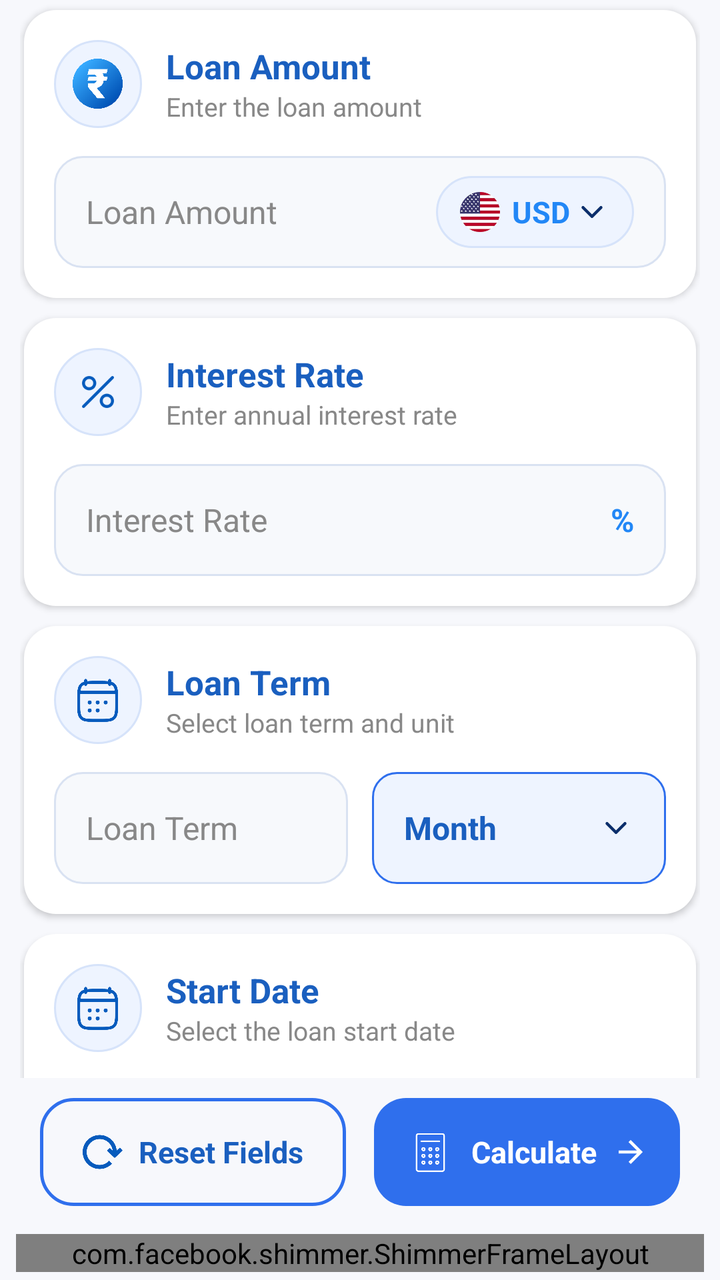
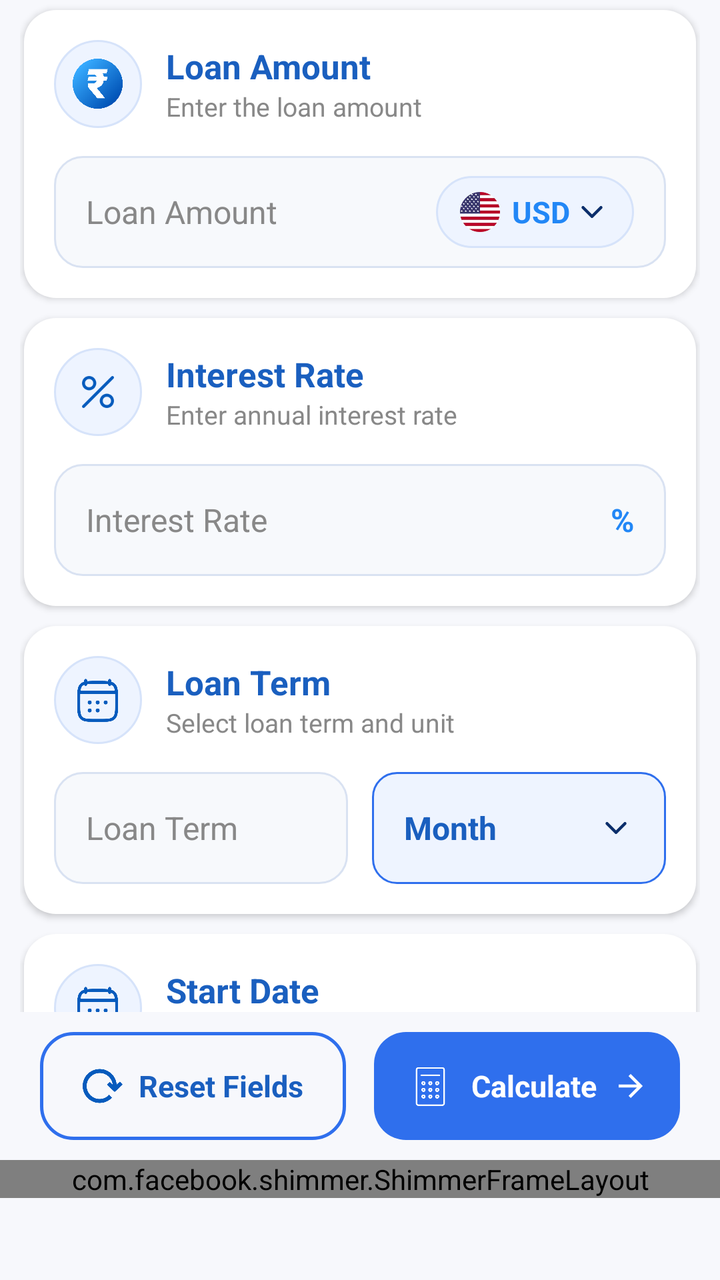

An Android layout rendered at two revisions. The XML below is the earlier revision; the diff shows what the commit changed to produce the second picture.
<!-- AndroidManifest.xml: application theme Theme.LoanSmart -->
<!-- res/layout/activity_auto_loan.xml -->
<?xml version="1.0" encoding="utf-8"?>
<androidx.constraintlayout.widget.ConstraintLayout xmlns:android="http://schemas.android.com/apk/res/android"
    xmlns:app="http://schemas.android.com/apk/res-auto"
    xmlns:tools="http://schemas.android.com/tools"
    android:id="@+id/main"
    android:layout_width="match_parent"
    android:layout_height="match_parent"
    android:background="@color/screen_bg">


    <androidx.appcompat.widget.Toolbar
        android:id="@+id/toolbar"
        android:layout_width="0dp"
        android:layout_height="@dimen/_40sdp"
        android:background="@color/screen_bg"
        android:elevation="4dp"
        app:layout_constraintEnd_toEndOf="parent"
        app:layout_constraintHorizontal_bias="1.0"
        app:layout_constraintStart_toStartOf="parent"
        app:layout_constraintTop_toTopOf="parent">

        <ImageView
            android:id="@+id/ivBack"
            android:layout_width="wrap_content"
            android:layout_height="25dp"
            android:src="@drawable/back_ic"
            app:tint="@color/header_blue_dark" />

        <TextView
            android:id="@+id/tvTitle"
            android:layout_width="wrap_content"
            android:layout_height="wrap_content"
            android:layout_gravity="center"
            android:text="@string/auto_loan"
            android:textColor="@color/header_blue_dark"
            android:textSize="20sp"
            android:textStyle="bold" />

    </androidx.appcompat.widget.Toolbar>


    <androidx.core.widget.NestedScrollView
        android:id="@+id/scrollContent"
        android:layout_width="0dp"
        android:layout_height="0dp"
        android:background="@color/screen_bg"
        android:clipToPadding="false"
        android:paddingBottom="24dp"
        app:layout_constraintBottom_toTopOf="@id/bottomButtons"
        app:layout_constraintEnd_toEndOf="parent"
        app:layout_constraintStart_toStartOf="parent"
        app:layout_constraintTop_toBottomOf="@id/toolbar">

        <LinearLayout
            android:layout_width="match_parent"
            android:layout_height="wrap_content"
            android:orientation="vertical"
            android:paddingHorizontal="10dp">


            

            <LinearLayout
                android:layout_width="match_parent"
                android:layout_height="wrap_content"
                android:layout_marginStart="2dp"
                android:layout_marginTop="5dp"
                android:layout_marginEnd="2dp"
                android:layout_marginBottom="10dp"
                android:background="@drawable/bg_card_white"
                android:elevation="2dp"
                android:orientation="vertical"
                android:padding="15dp">

                <LinearLayout
                    android:layout_width="match_parent"
                    android:layout_height="wrap_content"
                    android:gravity="center_vertical"
                    android:orientation="horizontal">

                    <FrameLayout
                        android:layout_width="44dp"
                        android:layout_height="44dp"
                        android:background="@drawable/bg_icon_circle">

                        <ImageView
                            android:layout_width="25dp"
                            android:layout_height="25dp"
                            android:layout_gravity="center"
                            android:src="@drawable/rupee_ic" />

                    </FrameLayout>

                    <LinearLayout
                        android:layout_width="wrap_content"
                        android:layout_height="wrap_content"
                        android:layout_marginStart="12dp"
                        android:orientation="vertical">

                        <TextView
                            android:layout_width="match_parent"
                            android:layout_height="wrap_content"
                            android:text="Loan Amount"
                            android:textColor="@color/header_blue_light"
                            android:textSize="17sp"
                            android:textStyle="bold" />

                        <TextView
                            android:layout_width="wrap_content"
                            android:layout_height="wrap_content"
                            android:text="Enter the loan amount"
                            android:textColor="@color/grey"
                            android:textSize="13sp" />

                    </LinearLayout>

                </LinearLayout>


                <LinearLayout
                    android:layout_width="match_parent"
                    android:layout_height="56dp"
                    android:layout_marginTop="14dp"
                    android:background="@drawable/bg_input_field"
                    android:gravity="center_vertical"
                    android:orientation="horizontal"
                    android:paddingHorizontal="16dp">

                    <EditText
                        android:id="@+id/etLoanAmount"
                        android:layout_width="0dp"
                        android:layout_height="wrap_content"
                        android:layout_weight="1"
                        android:background="@null"
                        android:hint="Loan Amount"
                        android:inputType="numberDecimal"
                        android:textColor="@color/black"
                        android:textColorHint="@color/grey"
                        android:textSize="16sp" />

                    <LinearLayout
                        android:id="@+id/selectCountry"
                        android:layout_width="wrap_content"
                        android:layout_height="36dp"
                        android:background="@drawable/bg_currency_pill"
                        android:gravity="center_vertical"
                        android:orientation="horizontal"
                        android:paddingHorizontal="12dp">

                        <ImageView
                            android:id="@+id/ivFromFlag"
                            android:layout_width="20dp"
                            android:layout_height="26dp"
                            android:src="@drawable/icn_flagus" />

                        <TextView
                            android:id="@+id/tvCurrencyCode"
                            android:layout_width="wrap_content"
                            android:layout_height="wrap_content"
                            android:layout_marginStart="6dp"
                            android:text="USD"
                            android:textColor="@color/blue"
                            android:textSize="15sp"
                            android:textStyle="bold" />

                        <ImageView
                            android:id="@+id/ivCurrencyDropdown"
                            android:layout_width="18dp"
                            android:layout_height="18dp"
                            android:layout_marginStart="2dp"
                            android:src="@drawable/ic_dropdown"
                            app:tint="@color/header_blue_dark" />

                    </LinearLayout>

                </LinearLayout>

            </LinearLayout>


            

            <LinearLayout
                android:layout_width="match_parent"
                android:layout_height="wrap_content"
                android:layout_marginStart="2dp"
                android:layout_marginEnd="2dp"
                android:layout_marginBottom="10dp"
                android:background="@drawable/bg_card_white"
                android:elevation="2dp"
                android:orientation="vertical"
                android:padding="15dp">

                <LinearLayout
                    android:layout_width="match_parent"
                    android:layout_height="wrap_content"
                    android:gravity="center_vertical"
                    android:orientation="horizontal">

                    <FrameLayout
                        android:layout_width="44dp"
                        android:layout_height="44dp"
                        android:background="@drawable/bg_icon_circle">

                        <ImageView
                            android:layout_width="20dp"
                            android:layout_height="20dp"
                            android:layout_gravity="center"
                            android:padding="2dp"
                            android:src="@drawable/percentage_ic" />

                    </FrameLayout>

                    <LinearLayout
                        android:layout_width="wrap_content"
                        android:layout_height="wrap_content"
                        android:layout_marginStart="12dp"
                        android:orientation="vertical">

                        <TextView
                            android:layout_width="match_parent"
                            android:layout_height="wrap_content"
                            android:text="Interest Rate"
                            android:textColor="@color/header_blue_light"
                            android:textSize="17sp"
                            android:textStyle="bold" />

                        <TextView
                            android:layout_width="wrap_content"
                            android:layout_height="wrap_content"
                            android:text="Enter annual interest rate"
                            android:textColor="@color/grey"
                            android:textSize="13sp" />

                    </LinearLayout>

                </LinearLayout>


                <LinearLayout
                    android:layout_width="match_parent"
                    android:layout_height="56dp"
                    android:layout_marginTop="14dp"
                    android:background="@drawable/bg_input_field"
                    android:gravity="center_vertical"
                    android:orientation="horizontal"
                    android:paddingHorizontal="16dp">

                    <EditText
                        android:id="@+id/etInterestRate"
                        android:layout_width="0dp"
                        android:layout_height="wrap_content"
                        android:layout_weight="1"
                        android:background="@null"
                        android:hint="Interest Rate"
                        android:inputType="numberDecimal"
                        android:textColor="@color/black"
                        android:textColorHint="@color/grey"
                        android:textSize="16sp" />

                    <TextView
                        android:id="@+id/tvInterestPercent"
                        android:layout_width="wrap_content"
                        android:layout_height="wrap_content"
                        android:text="%"
                        android:textColor="@color/blue"
                        android:textSize="16sp"
                        android:textStyle="bold" />

                </LinearLayout>

            </LinearLayout>


            

            <LinearLayout
                android:layout_width="match_parent"
                android:layout_height="wrap_content"
                android:layout_marginStart="2dp"
                android:layout_marginEnd="2dp"
                android:layout_marginBottom="10dp"
                android:background="@drawable/bg_card_white"
                android:elevation="2dp"
                android:orientation="vertical"
                android:padding="15dp">

                <LinearLayout
                    android:layout_width="match_parent"
                    android:layout_height="wrap_content"
                    android:gravity="center_vertical"
                    android:orientation="horizontal">

                    <FrameLayout
                        android:layout_width="44dp"
                        android:layout_height="44dp"
                        android:background="@drawable/bg_icon_circle">

                        <ImageView
                            android:layout_width="25dp"
                            android:layout_height="25dp"
                            android:layout_gravity="center"
                            android:src="@drawable/calendar_ic" />

                    </FrameLayout>

                    <LinearLayout
                        android:layout_width="wrap_content"
                        android:layout_height="wrap_content"
                        android:layout_marginStart="12dp"
                        android:orientation="vertical">

                        <TextView
                            android:layout_width="match_parent"
                            android:layout_height="wrap_content"
                            android:text="Loan Term"
                            android:textColor="@color/header_blue_light"
                            android:textSize="17sp"
                            android:textStyle="bold" />

                        <TextView
                            android:layout_width="wrap_content"
                            android:layout_height="wrap_content"
                            android:text="Select loan term and unit"
                            android:textColor="@color/grey"
                            android:textSize="13sp" />

                    </LinearLayout>

                </LinearLayout>


                <LinearLayout
                    android:id="@+id/loanTermContainer"
                    android:layout_width="match_parent"
                    android:layout_height="56dp"
                    android:layout_marginTop="14dp"
                    android:orientation="horizontal">

                    <LinearLayout
                        android:id="@+id/loanTermInputContainer"
                        android:layout_width="0dp"
                        android:layout_height="match_parent"
                        android:layout_weight="1"
                        android:background="@drawable/bg_input_field"
                        android:gravity="center_vertical"
                        android:orientation="horizontal"
                        android:paddingHorizontal="16dp">

                        <EditText
                            android:id="@+id/tvLoanTerm"
                            android:layout_width="0dp"
                            android:layout_height="wrap_content"
                            android:layout_weight="1"
                            android:background="@null"
                            android:hint="Loan Term"
                            android:inputType="number"
                            android:textColor="@color/black"
                            android:textColorHint="@color/grey"
                            android:textSize="16sp" />

                    </LinearLayout>


                    

                    <LinearLayout
                        android:id="@+id/loanUnitSelector"
                        android:layout_width="0dp"
                        android:layout_height="match_parent"
                        android:layout_marginStart="12dp"
                        android:layout_weight="1"
                        android:background="@drawable/bg_dropdown_selected"
                        android:gravity="center_vertical"
                        android:orientation="horizontal"
                        android:paddingHorizontal="16dp">

                        <TextView
                            android:id="@+id/tvLoanUnit"
                            android:layout_width="0dp"
                            android:layout_height="wrap_content"
                            android:layout_weight="1"
                            android:text="Month"
                            android:textColor="@color/header_blue_light"
                            android:textSize="16sp"
                            android:textStyle="bold" />

                        <ImageView
                            android:id="@+id/ivLoanUnitDropdown"
                            android:layout_width="18dp"
                            android:layout_height="18dp"
                            android:src="@drawable/ic_dropdown"
                            app:tint="@color/header_blue_dark" />

                    </LinearLayout>

                </LinearLayout>

            </LinearLayout>


            

            <LinearLayout
                android:layout_width="match_parent"
                android:layout_height="wrap_content"
                android:layout_marginStart="2dp"
                android:layout_marginEnd="2dp"
                android:layout_marginBottom="5dp"
                android:background="@drawable/bg_card_white"
                android:elevation="2dp"
                android:orientation="vertical"
                android:padding="15dp">

                <LinearLayout
                    android:layout_width="match_parent"
                    android:layout_height="wrap_content"
                    android:gravity="center_vertical"
                    android:orientation="horizontal">

                    <FrameLayout
                        android:layout_width="44dp"
                        android:layout_height="44dp"
                        android:background="@drawable/bg_icon_circle">

                        <ImageView
                            android:layout_width="25dp"
                            android:layout_height="25dp"
                            android:layout_gravity="center"
                            android:src="@drawable/calendar_ic" />

                    </FrameLayout>

                    <LinearLayout
                        android:layout_width="wrap_content"
                        android:layout_height="wrap_content"
                        android:layout_marginStart="12dp"
                        android:orientation="vertical">

                        <TextView
                            android:layout_width="match_parent"
                            android:layout_height="wrap_content"
                            android:text="Start Date"
                            android:textColor="@color/header_blue_light"
                            android:textSize="17sp"
                            android:textStyle="bold" />

                        <TextView
                            android:layout_width="wrap_content"
                            android:layout_height="wrap_content"
                            android:text="Select the loan start date"
                            android:textColor="@color/grey"
                            android:textSize="13sp" />

                    </LinearLayout>

                </LinearLayout>


                <LinearLayout
                    android:id="@+id/startDateSelector"
                    android:layout_width="match_parent"
                    android:layout_height="56dp"
                    android:layout_marginTop="14dp"
                    android:background="@drawable/bg_input_field"
                    android:gravity="center_vertical"
                    android:orientation="horizontal"
                    android:paddingHorizontal="16dp">

                    <TextView
                        android:id="@+id/tvStartDate"
                        android:layout_width="0dp"
                        android:layout_height="wrap_content"
                        android:layout_weight="1"
                        android:text="12/09/2026"
                        android:textColor="@color/header_blue_light"
                        android:textSize="16sp"
                        android:textStyle="bold" />

                    <ImageView
                        android:id="@+id/ivStartDate"
                        android:layout_width="25dp"
                        android:layout_height="25dp"
                        android:src="@drawable/calendar_ic"
                        app:tint="@color/header_blue_light" />

                </LinearLayout>

            </LinearLayout>

        </LinearLayout>

    </androidx.core.widget.NestedScrollView>


    

    <LinearLayout
        android:id="@+id/bottomButtons"
        android:layout_width="0dp"
        android:layout_height="wrap_content"
        android:background="@color/screen_bg"
        android:orientation="horizontal"
        android:paddingStart="20dp"
        android:paddingTop="10dp"
        android:paddingEnd="20dp"
        android:paddingBottom="10dp"
        app:layout_constraintBottom_toTopOf="@id/bannerContainer"
        app:layout_constraintEnd_toEndOf="parent"
        app:layout_constraintStart_toStartOf="parent">

        

        <LinearLayout
            android:id="@+id/btnReset"
            android:layout_width="0dp"
            android:layout_height="54dp"
            android:layout_weight="1"
            android:background="@drawable/bg_button_outline"
            android:clickable="true"
            android:focusable="true"
            android:gravity="center"
            android:orientation="horizontal">

            <ImageView
                android:id="@+id/ivReset"
                android:layout_width="20dp"
                android:layout_height="20dp"
                android:src="@drawable/reset_ic" />

            <TextView
                android:id="@+id/tvReset"
                android:layout_width="wrap_content"
                android:layout_height="wrap_content"
                android:layout_marginStart="8dp"
                android:text="Reset Fields"
                android:textColor="@color/header_blue_light"
                android:textSize="15sp"
                android:textStyle="bold" />

        </LinearLayout>


        

        <LinearLayout
            android:id="@+id/btnCalculate"
            android:layout_width="0dp"
            android:layout_height="54dp"
            android:layout_marginStart="14dp"
            android:layout_weight="1"
            android:background="@drawable/bg_button_primary"
            android:clickable="true"
            android:focusable="true"
            android:gravity="center"
            android:orientation="horizontal">

            <ImageView
                android:id="@+id/ivCalculate"
                android:layout_width="25dp"
                android:layout_height="25dp"
                android:src="@drawable/calculator_ic"
                app:tint="@color/white" />

            <TextView
                android:id="@+id/tvCalculate"
                android:layout_width="wrap_content"
                android:layout_height="wrap_content"
                android:layout_marginStart="8dp"
                android:text="Calculate"
                android:textColor="@color/white"
                android:textSize="15sp"
                android:textStyle="bold" />

            <ImageView
                android:id="@+id/ivCalculateArrow"
                android:layout_width="18dp"
                android:layout_height="18dp"
                android:layout_marginStart="8dp"
                android:src="@drawable/ic_arrow_forward" />

        </LinearLayout>

    </LinearLayout>

    <FrameLayout
        android:id="@+id/bannerContainer"
        android:layout_width="0dp"
        android:layout_height="wrap_content"
        android:background="@color/screen_bg"
        android:gravity="center"
        android:paddingStart="8dp"
        android:paddingTop="4dp"
        android:paddingEnd="8dp"
        android:paddingBottom="4dp"
        app:layout_constraintBottom_toBottomOf="parent"
        app:layout_constraintEnd_toEndOf="parent"
        app:layout_constraintStart_toStartOf="parent">

        <include
            android:id="@+id/bannerShimmer"
            layout="@layout/banner_shimmer_layout"
            android:layout_width="match_parent"
            android:layout_height="wrap_content" />
    </FrameLayout>

</androidx.constraintlayout.widget.ConstraintLayout>
<!-- res/layout/banner_shimmer_layout.xml (included above) -->
<?xml version="1.0" encoding="utf-8"?>
<com.facebook.shimmer.ShimmerFrameLayout xmlns:android="http://schemas.android.com/apk/res/android"
    xmlns:app="http://schemas.android.com/apk/res-auto"
    xmlns:tools="http://schemas.android.com/tools"
    android:id="@+id/shimmer_banner_container"
    android:layout_width="match_parent"
    android:layout_height="60dp"
    app:shimmer_auto_start="true"
    app:shimmer_base_color="@color/shimer_base_color"
    tools:ignore="MissingClass">

    <androidx.appcompat.widget.LinearLayoutCompat
        android:layout_width="match_parent"
        android:layout_height="match_parent"
        android:background="@color/white"
        android:gravity="center"
        android:orientation="horizontal">

        <androidx.appcompat.widget.AppCompatTextView
            android:layout_width="16dp"
            android:layout_height="16dp"
            android:layout_gravity="top"
            android:layout_marginStart="2dp"
            android:layout_marginTop="2dp"
            android:background="@drawable/ads_icon"
            android:gravity="center"
            android:text="@string/ad"
            android:textColor="@color/white"
            android:textSize="11sp" />

        <androidx.appcompat.widget.AppCompatImageView
            android:layout_width="40dp"
            android:layout_height="40dp"
            android:layout_margin="8dp"
            android:background="@color/lightTransparent"
            android:scaleType="centerCrop"
            tools:ignore="ContentDescription" />

        <androidx.appcompat.widget.LinearLayoutCompat
            android:layout_width="0dp"
            android:layout_height="match_parent"
            android:layout_gravity="center"
            android:layout_marginEnd="5dp"
            android:layout_weight="1"
            android:gravity="center"
            android:orientation="vertical">

            <androidx.appcompat.widget.AppCompatTextView
                android:layout_width="match_parent"
                android:layout_height="wrap_content"
                android:layout_marginTop="5dp"
                android:layout_marginBottom="2dp"
                android:background="@color/lightTransparent"
                android:ellipsize="end"
                android:lines="1"
                android:textColor="@android:color/black"
                android:textSize="15sp" />

            <androidx.appcompat.widget.AppCompatTextView
                android:layout_width="170dp"
                android:layout_height="wrap_content"
                android:layout_gravity="start"
                android:layout_marginTop="2dp"
                android:layout_marginBottom="5dp"
                android:background="@color/lightTransparent"
                android:ellipsize="end"
                android:lines="1"
                android:textColor="@android:color/darker_gray"
                android:textSize="14sp" />

        </androidx.appcompat.widget.LinearLayoutCompat>

        <androidx.appcompat.widget.LinearLayoutCompat
            android:layout_width="100dp"
            android:layout_height="match_parent"
            android:layout_gravity="center"
            android:layout_marginTop="5dp"
            android:layout_marginEnd="5dp"
            android:layout_marginBottom="5dp"
            android:background="@drawable/bg_card_ads"
            android:backgroundTint="@color/lightTransparent"
            android:gravity="center"
            android:textColor="@android:color/white"
            android:textSize="12sp" />

    </androidx.appcompat.widget.LinearLayoutCompat>

</com.facebook.shimmer.ShimmerFrameLayout>
<!-- resources referenced by this layout -->
<resources>
  <color name="black">#FF000000</color>
  <color name="blue">#2287F6</color>
  <color name="grey">#888</color>
  <color name="header_blue_dark">#0B2E6B</color>
  <color name="header_blue_light">#1A5FBF</color>
  <color name="lightTransparent">#16000000</color>
  <color name="screen_bg">#F7F8FC</color>
  <color name="shimer_base_color">#979595</color>
  <color name="white">#FFFFFF</color>
  <!-- drawable ads_icon (drawable) -->
  <?xml version="1.0" encoding="utf-8"?>
  <shape xmlns:android="http://schemas.android.com/apk/res/android">
      <solid android:color="#0E204A" />
      <corners android:radius="16dp" />
  </shape>
  <!-- drawable bg_button_primary (drawable) -->
  <?xml version="1.0" encoding="utf-8"?>
  <shape xmlns:android="http://schemas.android.com/apk/res/android"
      android:shape="rectangle">
  
      <solid android:color="@color/gradient_end" />
  
      <corners android:radius="16dp" />
  
      <padding
          android:left="12dp"
          android:top="8dp"
          android:right="12dp"
          android:bottom="8dp" />
  
  </shape>
  <!-- drawable bg_card_ads (drawable) -->
  <?xml version="1.0" encoding="utf-8"?>
  <shape xmlns:android="http://schemas.android.com/apk/res/android"
      android:shape="rectangle">
      <corners android:radius="10dp" />
      <solid android:color="@color/white" />
      <stroke
          android:width="1dp"
          android:color="@color/white" />
  </shape>
  <!-- drawable bg_card_white (drawable) -->
  <?xml version="1.0" encoding="utf-8"?>
  <shape xmlns:android="http://schemas.android.com/apk/res/android">
      <solid android:color="@color/white"/>
      <corners android:radius="16dp"/>
  </shape>
  <!-- drawable bg_currency_pill (drawable) -->
  <?xml version="1.0" encoding="utf-8"?>
  <shape xmlns:android="http://schemas.android.com/apk/res/android"
      android:shape="rectangle">
  
      <solid android:color="#EEF4FF" />
  
      <stroke
          android:width="1dp"
          android:color="#D6E3FA" />
  
      <corners android:radius="20dp" />
  
      <padding
          android:left="10dp"
          android:top="6dp"
          android:right="10dp"
          android:bottom="6dp" />
  
  </shape>
  <!-- drawable bg_dropdown_selected (drawable) -->
  <?xml version="1.0" encoding="utf-8"?>
  <shape xmlns:android="http://schemas.android.com/apk/res/android"
      android:shape="rectangle">
  
      <solid android:color="#EEF4FF" />
  
      <stroke
          android:width="1dp"
          android:color="#2F6FED" />
  
      <corners android:radius="12dp" />
  
      <padding
          android:left="14dp"
          android:top="8dp"
          android:right="14dp"
          android:bottom="8dp" />
  
  </shape>
  <!-- drawable bg_icon_circle (drawable) -->
  <?xml version="1.0" encoding="utf-8"?>
  <shape xmlns:android="http://schemas.android.com/apk/res/android"
      android:shape="oval">
  
      <solid android:color="#EEF4FF" />
  
      <stroke
          android:width="1dp"
          android:color="#D6E3FA" />
  
  </shape>
  <!-- drawable bg_input_field (drawable) -->
  <?xml version="1.0" encoding="utf-8"?>
  <shape xmlns:android="http://schemas.android.com/apk/res/android"
      android:shape="rectangle">
  
      <solid android:color="#F7F9FC" />
  
      <stroke
          android:width="1dp"
          android:color="#D9E2F2" />
  
      <corners android:radius="14dp" />
  
      <padding
          android:left="16dp"
          android:top="8dp"
          android:right="16dp"
          android:bottom="8dp" />
  
  </shape>
  <!-- drawable ic_arrow_forward (drawable) -->
  <?xml version="1.0" encoding="utf-8"?>
  <vector xmlns:android="http://schemas.android.com/apk/res/android"
      android:width="24dp"
      android:height="24dp"
      android:viewportWidth="24"
      android:viewportHeight="24">
      <path
          android:fillColor="#FFFFFF"
          android:pathData="M12,4l-1.41,1.41L16.17,11H4v2h12.17l-5.58,5.59L12,20l8,-8z" />
  </vector>
  <string name="ad">Ad</string>
  <string name="auto_loan">Auto Loan</string>
  <color name="gradient_end">#2F6FED</color>
  <color name="primary_blue">#1F6FEB</color>
  <!-- unchanged entries left out for length: 10 -->
</resources>

<!-- the commit's change to res/layout/activity_auto_loan.xml (unified diff, before → after) -->
@@ -585,14 +585,10 @@
 
     <FrameLayout
         android:id="@+id/bannerContainer"
-        android:layout_width="0dp"
-        android:layout_height="wrap_content"
+        android:layout_width="match_parent"
+        android:layout_height="60dp"
         android:background="@color/screen_bg"
         android:gravity="center"
-        android:paddingStart="8dp"
-        android:paddingTop="4dp"
-        android:paddingEnd="8dp"
-        android:paddingBottom="4dp"
         app:layout_constraintBottom_toBottomOf="parent"
         app:layout_constraintEnd_toEndOf="parent"
         app:layout_constraintStart_toStartOf="parent">
